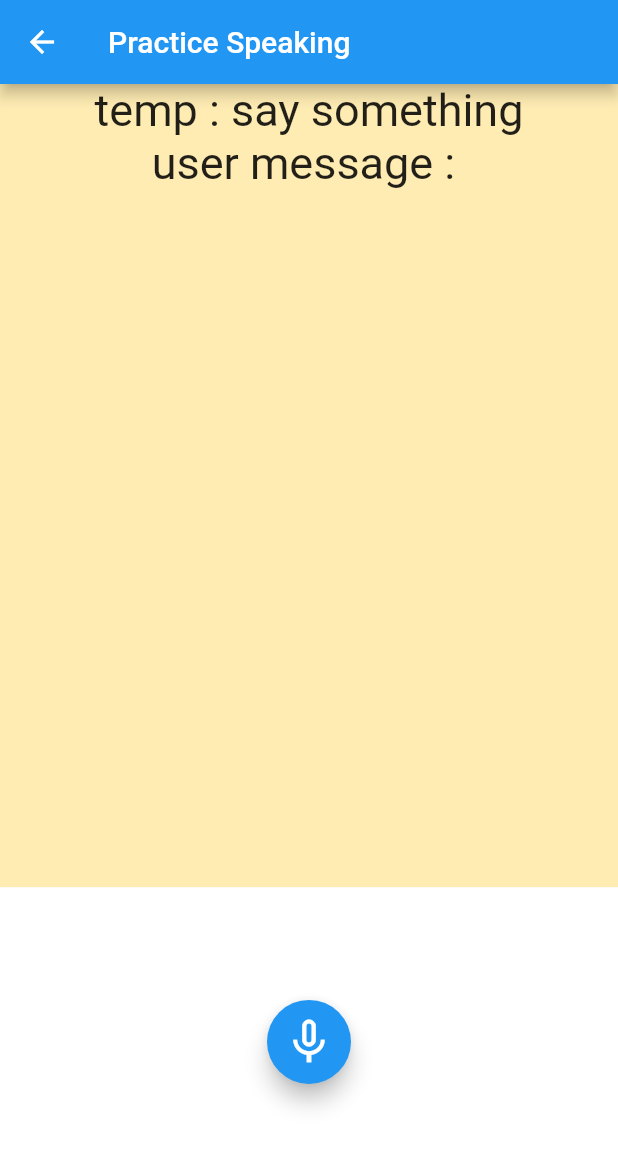
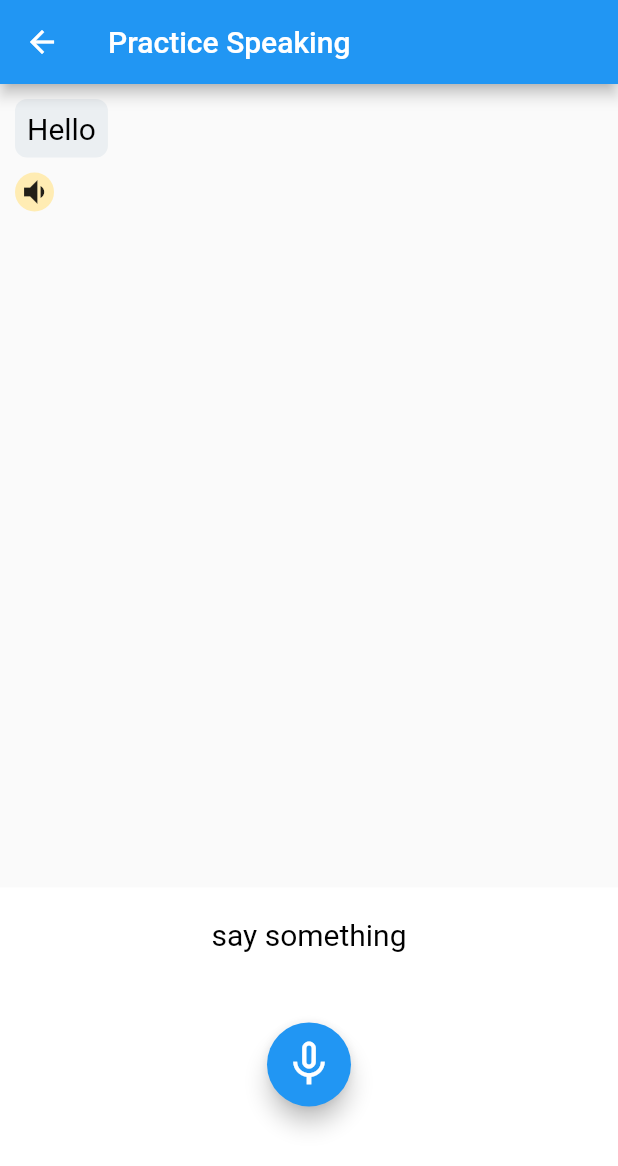
Before and after one commit to narayann7/ebot, a Flutter app: the screen it shows after launch, after a tap on the "mic none" icon, on a phone screen of 412 x 824 dp. Shown: the top 1166 px of the screen. Run offline on Flutter 3.47's test engine with Material 2 defaults, Android fonts, the phone set to English and light mode, and no system bars; drawn by our look-alikes of avatar_glow; our stand-ins replace flutter_bloc, flutter_tts, google_fonts, speech_to_text; Roboto replaces fonts that are missing (Sen).

Commit message:
pp-flow-working

```diff
--- a/lib/controller/practice_cupid.dart
+++ b/lib/controller/practice_cupid.dart
@@ -18,12 +18,19 @@ class PracticeCupid extends Cubit<PraticeState> {
     }
 
     final isAvailable = await _speech.initialize(
-      onStatus: (status) {
+      onStatus: (status) async {
         emit(state.copyWith(onLinstening: _speech.isListening));
-        if (state.onLinstening == false) {
+
+        if (status == "done" && state.currentUserTempText != "say something") {
+          var messages = state.formattedMessages;
+          messages.add({"isMe": true, "text": state.currentUserTempText});
           emit(state.copyWith(
               currentUserText: state.currentUserTempText,
-              currentUserTempText: "say something"));
+              currentUserTempText: "say something",
+              formattedMessages: messages));
+          log(state.formattedMessages.toString());
+
+          await userHasSpoken();
         }
       },
       onError: (e) => log('Error: $e'),
@@ -31,7 +38,9 @@ class PracticeCupid extends Cubit<PraticeState> {
 
     if (isAvailable) {
       _speech.listen(onResult: (value) {
-        emit(state.copyWith(currentUserTempText: value.recognizedWords));
+        if (value.recognizedWords.isNotEmpty) {
+          emit(state.copyWith(currentUserTempText: value.recognizedWords));
+        }
       });
     }
 
@@ -46,6 +55,8 @@ class PracticeCupid extends Cubit<PraticeState> {
       if (engine != null) {
         log(engine);
       }
+      final time = await Future.delayed(const Duration(milliseconds: 600))
+          .then((value) => DateTime.now());
       await botSpeak();
     } catch (e) {}
   }
@@ -53,26 +64,42 @@ class PracticeCupid extends Cubit<PraticeState> {
   botSpeak() async {
     if (state.botWillSpeak) {
       var botText = questions[state.botIndex]['bot'];
+      var messages = state.formattedMessages;
+      messages.add({"isMe": false, "text": botText});
+      emit(state.copyWith(formattedMessages: messages));
       await speak(botText as String);
+
       emit(state.copyWith(
         botIndex: state.botIndex + 1,
         botWillSpeak: false,
+        currentBotText: botText,
       ));
     }
   }
 
   userHasSpoken() async {
+    final time = await Future.delayed(const Duration(seconds: 1))
+        .then((value) => DateTime.now());
+    if (questions[state.botIndex - 1]["user"]!.toLowerCase() !=
+        state.currentUserText) {
+      var messages = state.formattedMessages;
+      messages.add({
+        "isMe": false,
+        "isSuggestion": true,
+        "text": questions[state.botIndex - 1]["user"]
+      });
+    }
     emit(state.copyWith(
         userIndex: state.userIndex + 1,
         showSuggestion: false,
         botWillSpeak: true));
 
-    botSpeak();
+    await botSpeak();
   }
 
   Future speak(String text) async {
     await flutterTts.setVolume(0.5);
-    await flutterTts.setSpeechRate(0.5);
+    await flutterTts.setSpeechRate(0.4);
     await flutterTts.setPitch(1);
     if (text.isNotEmpty) {
       await flutterTts.speak(text);
--- a/lib/model/pratice_state.dart
+++ b/lib/model/pratice_state.dart
@@ -7,7 +7,7 @@ class PraticeState {
   String currentUserText;
   String currentUserTempText;
   bool onLinstening;
-  List<Map<String, String>> messages;
+  List<dynamic> formattedMessages;
   PraticeState({
     required this.botWillSpeak,
     required this.botIndex,
@@ -17,11 +17,12 @@ class PraticeState {
     required this.currentUserText,
     required this.currentUserTempText,
     required this.onLinstening,
-    required this.messages,
+    required this.formattedMessages,
   });
 
   factory PraticeState.initial() {
     return PraticeState(
+      formattedMessages: [],
       currentUserTempText: "say something",
       onLinstening: false,
       botWillSpeak: true,
@@ -30,7 +31,6 @@ class PraticeState {
       showSuggestion: false,
       currentBotText: '',
       currentUserText: '',
-      messages: [],
     );
   }
 
@@ -43,7 +43,7 @@ class PraticeState {
     String? currentUserText,
     String? currentUserTempText,
     bool? onLinstening,
-    List<Map<String, String>>? messages,
+    List<dynamic>? formattedMessages,
   }) {
     return PraticeState(
       botWillSpeak: botWillSpeak ?? this.botWillSpeak,
@@ -54,7 +54,7 @@ class PraticeState {
       currentUserText: currentUserText ?? this.currentUserText,
       currentUserTempText: currentUserTempText ?? this.currentUserTempText,
       onLinstening: onLinstening ?? this.onLinstening,
-      messages: messages ?? this.messages,
+      formattedMessages: formattedMessages ?? this.formattedMessages,
     );
   }
 }
--- a/lib/utility/constants.dart
+++ b/lib/utility/constants.dart
@@ -18,12 +18,12 @@ enum TtsState { playing, stopped, paused, continued }
 const Color black = Color(0xff000000);
 
 const List<Map<String, String>> questions = [
-  {"bot": "Hello", "human": "Good afternoon"},
-  {"bot": "Welcome to the restaurant", "human": "Thank you"},
-  {"bot": "What would you like?", "human": "I would like a tea"},
-  {"bot": "Would you like some food?", "human": "A fish please"},
-  {"bot": "Anything else?", "human": "Yes, with grilled vegetables"},
-  {"bot": "Would you like some water?", "human": "Yes, please"}
+  {"bot": "Hello", "user": "Good afternoon"},
+  {"bot": "Welcome to the restaurant", "user": "Thank you"},
+  {"bot": "What would you like?", "user": "I would like a tea"},
+  {"bot": "Would you like some food?", "user": "A fish please"},
+  {"bot": "Anything else?", "user": "Yes, with grilled vegetables"},
+  {"bot": "Would you like some water?", "user": "Yes, please"}
 ];
 
 
--- a/lib/view/practice_speaking.dart
+++ b/lib/view/practice_speaking.dart
@@ -1,5 +1,8 @@
+import 'package:avatar_glow/avatar_glow.dart';
 import 'package:ebot/controller/practice_cupid.dart';
 import 'package:ebot/model/pratice_state.dart';
+import 'package:ebot/utility/common_functiond.dart';
+import 'package:ebot/utility/constants.dart';
 import 'package:flutter/material.dart';
 import 'package:flutter_bloc/flutter_bloc.dart';
 
@@ -32,9 +35,6 @@ class _PracticeSpeakingState extends State<PracticeSpeaking> {
     context.read<PracticeCupid>().stopPractice();
   }
 
-  String text = 'Press the button and start speaking';
-  bool isListening = false;
-
   @override
   Widget build(BuildContext context) {
     return BlocConsumer<PracticeCupid, PraticeState>(
@@ -50,38 +50,54 @@ class _PracticeSpeakingState extends State<PracticeSpeaking> {
                     alignment: Alignment.center,
                     height: MediaQuery.of(context).size.height * 0.65,
                     width: MediaQuery.of(context).size.width,
-                    decoration: BoxDecoration(color: Colors.amber[100]),
+                    decoration: const BoxDecoration(),
+                    child: ListView.builder(
+                      itemCount: state.formattedMessages.length,
+                      itemBuilder: (BuildContext context, int index) {
+                        if (state.formattedMessages[index]['isSuggestion'] ==
+                            true) {
+                          return suggestions(
+                              context, state.formattedMessages[index]['text']);
+                        } else {
+                          return single_chat(
+                              context,
+                              state.formattedMessages[index]['isMe'],
+                              state.formattedMessages[index]['text']);
+                        }
+                      },
+                    )),
+                Container(
+                    height: MediaQuery.of(context).size.height * 0.25,
+                    width: MediaQuery.of(context).size.width,
+                    decoration: const BoxDecoration(color: Colors.white),
                     child: Column(
+                      mainAxisAlignment: MainAxisAlignment.start,
+                      crossAxisAlignment: CrossAxisAlignment.center,
                       children: [
-                        Text(
-                          "temp : ${state.currentUserTempText}",
-                          style: const TextStyle(fontSize: 30),
+                        Padding(
+                          padding: const EdgeInsets.only(top: 20),
+                          child:
+                              myText(state.currentUserTempText, color: black),
                         ),
-                        Text(
-                          "user message : ${state.currentUserText}",
-                          style: const TextStyle(fontSize: 30),
+                        AvatarGlow(
+                          animate: state.onLinstening,
+                          showTwoGlows: true,
+                          duration: const Duration(milliseconds: 600),
+                          endRadius: 75,
+                          glowColor: Theme.of(context).primaryColor,
+                          child: FloatingActionButton(
+                            onPressed: () async {
+                              await context
+                                  .read<PracticeCupid>()
+                                  .toggleRecording();
+                            },
+                            child: Icon(
+                                state.onLinstening ? Icons.mic : Icons.mic_none,
+                                size: 36),
+                          ),
                         ),
                       ],
-                    )),
-                Container(
-                  alignment: Alignment.center,
-                  height: MediaQuery.of(context).size.height * 0.25,
-                  width: MediaQuery.of(context).size.width,
-                  decoration: const BoxDecoration(color: Colors.white),
-                  child: FloatingActionButton(
-                    onPressed: () async {
-                      await context.read<PracticeCupid>().toggleRecording();
-                    },
-                    child: Icon(state.onLinstening ? Icons.mic : Icons.mic_none,
-                        size: 36),
-                  ),
-                  // child: ElevatedButton(
-                  //   onPressed: () {
-                  //     context.read<PracticeCupid>().userHasSpoken();
-                  //   },
-                  //   child: const Text('Next'),
-                  // ),
-                )
+                    ))
               ],
             ));
       },
@@ -89,61 +105,92 @@ class _PracticeSpeakingState extends State<PracticeSpeaking> {
   }
 }
 
-// Widget single_chat(
-//   BuildContext context,
-//   bool isMe,
-//   String message,
-// ) {
-//   return Row(
-//     mainAxisAlignment: isMe ? MainAxisAlignment.end : MainAxisAlignment.start,
-//     children: [
-//       isMe == false
-//           ? Padding(
-//               padding: const EdgeInsets.only(left: 10),
-//               child: Container(
-//                 alignment: Alignment.center,
-//                 height: 30,
-//                 width: 30,
-//                 decoration: const BoxDecoration(shape: BoxShape.circle),
-//                 child: const Icon(
-//                   Icons.person,
-//                   color: Colors.white,
-//                 ),
-//               ),
-//             )
-//           : Container(),
-//       Flexible(
-//         child: Column(
-//           crossAxisAlignment:
-//               isMe == true ? CrossAxisAlignment.end : CrossAxisAlignment.start,
-//           children: [
-//             Container(
-//               margin: EdgeInsets.only(
-//                   bottom: 10,
-//                   left:
-//                       isMe == true ? MediaQuery.of(context).size.width / 3 : 10,
-//                   right: isMe == true ? 10 : 100,
-//                   top: 20),
-//               decoration: BoxDecoration(
-//                 color: isMe == true
-//                     ? const Color(0xff5d8dd5)
-//                     : const Color(0xffebeff2),
-//                 borderRadius: BorderRadius.circular(8),
-//               ),
-//               // width: MediaQuery.of(context).size.width,
-//               child: Padding(
-//                 padding: const EdgeInsets.all(8.0),
-//                 child: Text(
-//                   message,
-//                   style: const TextStyle(
-//                     fontSize: 13,
-//                   ),
-//                 ),
-//               ),
-//             ),
-//           ],
-//         ),
-//       ),
-//     ],
-//   );
-// }
+Widget single_chat(
+  BuildContext context,
+  bool isMe,
+  String message,
+) {
+  return Flexible(
+    child: Column(
+      mainAxisAlignment: MainAxisAlignment.start,
+      crossAxisAlignment:
+          isMe == true ? CrossAxisAlignment.end : CrossAxisAlignment.start,
+      children: [
+        Container(
+          margin: EdgeInsets.only(
+              bottom: 10,
+              left: isMe == true ? MediaQuery.of(context).size.width / 3 : 10,
+              right: isMe == true ? 10 : MediaQuery.of(context).size.width / 3,
+              top: 10),
+          decoration: BoxDecoration(
+            color: isMe == true
+                ? const Color(0xffebeff2)
+                : const Color(0xffebeff2),
+            borderRadius: BorderRadius.circular(8),
+          ),
+          // width: MediaQuery.of(context).size.width,
+          child: Padding(
+              padding: const EdgeInsets.all(8.0),
+              child: myText(message, color: black)),
+        ),
+        isMe == false
+            ? GestureDetector(
+                onTap: () {
+                  context.read<PracticeCupid>().speak(message);
+                },
+                child: Container(
+                  padding: const EdgeInsets.all(1),
+                  margin: EdgeInsets.only(
+                      bottom: 0,
+                      left: isMe == true
+                          ? MediaQuery.of(context).size.width / 3
+                          : 10,
+                      right: isMe == true ? 10 : 100,
+                      top: 0),
+                  decoration: BoxDecoration(
+                      color: Colors.amber[100], shape: BoxShape.circle),
+                  child: const Icon(Icons.volume_down),
+                ),
+              )
+            : Container()
+      ],
+    ),
+  );
+}
+
+suggestions(
+  BuildContext context,
+  String message,
+) {
+  return Flexible(
+    child: Column(
+      crossAxisAlignment: CrossAxisAlignment.start,
+      children: [
+        Container(
+          margin: EdgeInsets.only(
+              bottom: 0,
+              left: 10,
+              right: MediaQuery.of(context).size.width / 3,
+              top: 10),
+          decoration: BoxDecoration(
+            color: const Color.fromARGB(255, 38, 167, 49),
+            borderRadius: BorderRadius.circular(8),
+          ),
+          // width: MediaQuery.of(context).size.width,
+          child: Column(
+            crossAxisAlignment: CrossAxisAlignment.start,
+            children: [
+              Padding(
+                padding: const EdgeInsets.only(left: 8, top: 8),
+                child: myText("suggestion", color: black, size: 15),
+              ),
+              Padding(
+                  padding: const EdgeInsets.all(8.0),
+                  child: myText(message, color: black)),
+            ],
+          ),
+        ),
+      ],
+    ),
+  );
+}
--- a/pubspec.yaml
+++ b/pubspec.yaml
@@ -38,6 +38,7 @@ dependencies:
   google_fonts: ^3.0.1
   speech_to_text: ^5.6.0
   flutter_tts: ^3.5.0
+  avatar_glow: ^2.0.2
 
 dev_dependencies:
   flutter_test:
```
Also changed, not shown: pubspec.lock.
